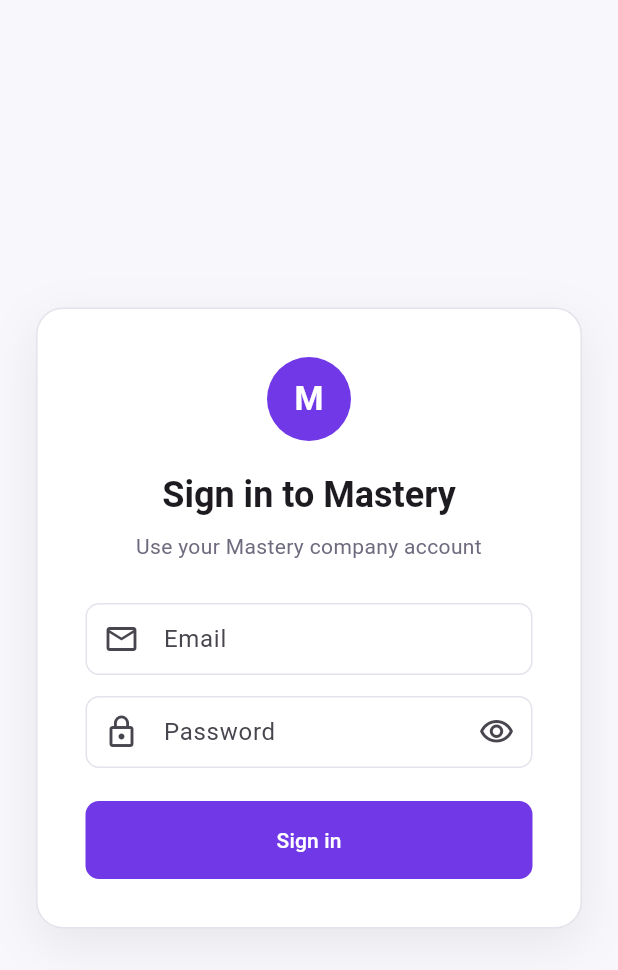
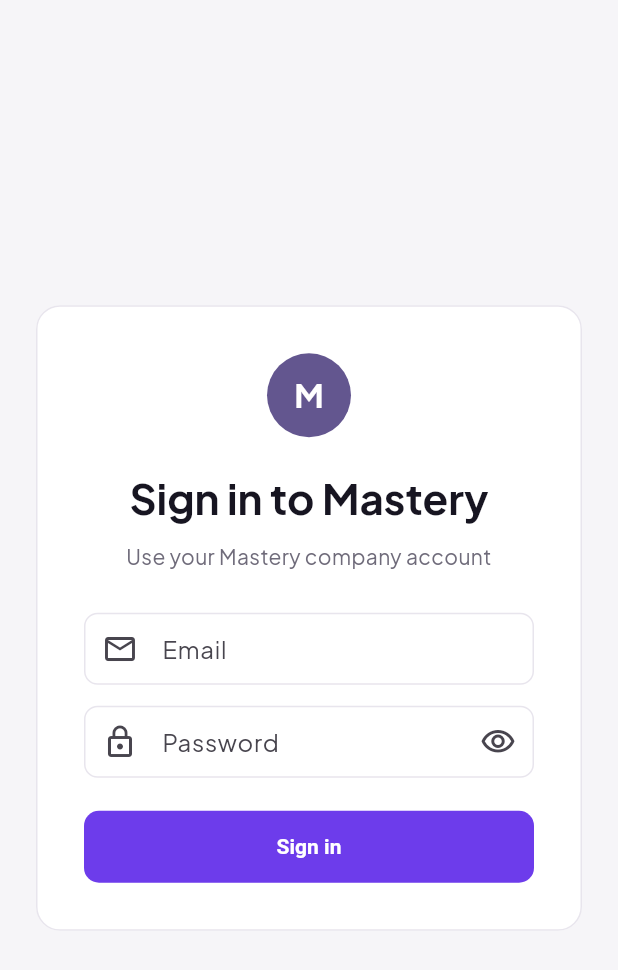
Before and after one commit to gracebalev/mastery-crm, a Flutter app: the screen it shows after launch, on a phone screen of 412 x 824 dp. Shown: the top 970 px of the screen. Run offline on Flutter 3.47's test engine with Material 3 defaults, Android fonts, the phone set to English and light mode, and no system bars; our stand-ins replace cloud_firestore, cloud_functions, firebase_auth, firebase_core, material_ui; missing offline and left inert: dart:html; accounts and stored records are empty; Roboto replaces fonts that are missing (Arial).

Commit message:
Align sign-in with Mastery design system

```diff
--- a/lib/app/theme/app_theme.dart
+++ b/lib/app/theme/app_theme.dart
@@ -1,10 +1,10 @@
 import 'package:material_ui/material_ui.dart';
 
-const brandPurple = Color(0xFF7138E8);
-const ink = Color(0xFF1D1A27);
-const mutedInk = Color(0xFF6F6A7D);
-const canvasColor = Color(0xFFF8F7FB);
-const borderColor = Color(0xFFE5E2EB);
+const brandPurple = Color(0xFF6D3CEB);
+const ink = Color(0xFF171521);
+const mutedInk = Color(0xFF6F6B7A);
+const canvasColor = Color(0xFFF6F5F8);
+const borderColor = Color(0xFFE8E5ED);
 
 ThemeData buildAppTheme() {
   final scheme = ColorScheme.fromSeed(
@@ -16,12 +16,19 @@ ThemeData buildAppTheme() {
     useMaterial3: true,
     colorScheme: scheme,
     scaffoldBackgroundColor: canvasColor,
-    fontFamily: 'Arial',
+    fontFamily: 'Plus Jakarta Sans',
     textTheme: const TextTheme(
       headlineMedium: TextStyle(
         color: ink,
-        fontSize: 30,
+        fontSize: 28,
         fontWeight: FontWeight.w700,
+        height: 41 / 28,
+      ),
+      headlineSmall: TextStyle(
+        color: ink,
+        fontSize: 28,
+        fontWeight: FontWeight.w700,
+        height: 41 / 28,
       ),
       titleLarge: TextStyle(
         color: ink,
@@ -30,6 +37,20 @@ ThemeData buildAppTheme() {
       ),
       bodyMedium: TextStyle(color: ink, fontSize: 14),
       bodySmall: TextStyle(color: mutedInk, fontSize: 12),
+      labelLarge: TextStyle(
+        color: Colors.white,
+        fontSize: 14,
+        fontWeight: FontWeight.w600,
+      ),
+    ),
+    cardTheme: CardThemeData(
+      color: Colors.white,
+      elevation: 0,
+      margin: EdgeInsets.zero,
+      shape: RoundedRectangleBorder(
+        borderRadius: BorderRadius.all(Radius.circular(16)),
+        side: BorderSide(color: borderColor),
+      ),
     ),
     inputDecorationTheme: InputDecorationTheme(
       filled: true,
@@ -54,7 +75,8 @@ ThemeData buildAppTheme() {
         foregroundColor: Colors.white,
         elevation: 0,
         padding: const EdgeInsets.symmetric(horizontal: 20, vertical: 16),
-        shape: RoundedRectangleBorder(borderRadius: BorderRadius.circular(9)),
+        shape: RoundedRectangleBorder(borderRadius: BorderRadius.circular(10)),
+        textStyle: const TextStyle(fontSize: 14, fontWeight: FontWeight.w600),
       ),
     ),
   );
--- a/lib/features/auth/presentation/login_page.dart
+++ b/lib/features/auth/presentation/login_page.dart
@@ -1,7 +1,5 @@
 import 'package:firebase_auth/firebase_auth.dart';
 import 'package:material_ui/material_ui.dart';
-
-import '../../../app/theme/app_theme.dart';
 
 class LoginPage extends StatefulWidget {
   const LoginPage({super.key});
@@ -30,29 +28,19 @@ class _LoginPageState extends State<LoginPage> {
     body: Center(
       child: SingleChildScrollView(
         padding: const EdgeInsets.all(24),
-        child: Container(
-          width: 420,
+        child: ConstrainedBox(
+          constraints: const BoxConstraints(maxWidth: 420),
+          child: Card(
+            child: Padding(
               padding: const EdgeInsets.all(32),
-          decoration: BoxDecoration(
-            color: Colors.white,
-            borderRadius: BorderRadius.circular(18),
-            border: Border.all(color: borderColor),
-            boxShadow: const [
-              BoxShadow(
-                color: Color(0x12000000),
-                blurRadius: 28,
-                offset: Offset(0, 10),
-              ),
-            ],
-          ),
               child: Form(
                 key: _formKey,
                 child: Column(
                   crossAxisAlignment: CrossAxisAlignment.stretch,
                   children: [
-                const CircleAvatar(
+                    CircleAvatar(
                       radius: 28,
-                  backgroundColor: brandPurple,
+                      backgroundColor: Theme.of(context).colorScheme.primary,
                       child: Text(
                         'M',
                         style: TextStyle(
@@ -66,14 +54,15 @@ class _LoginPageState extends State<LoginPage> {
                     Text(
                       'Sign in to Mastery',
                       textAlign: TextAlign.center,
-                  style: Theme.of(context).textTheme.headlineSmall
-                      ?.copyWith(fontWeight: FontWeight.w700),
+                      style: Theme.of(context).textTheme.headlineSmall,
                     ),
                     const SizedBox(height: 8),
-                const Text(
+                    Text(
                       'Use your Mastery company account',
                       textAlign: TextAlign.center,
-                  style: TextStyle(color: mutedInk),
+                      style: Theme.of(context).textTheme.bodyMedium?.copyWith(
+                        color: Theme.of(context).textTheme.bodySmall?.color,
+                      ),
                     ),
                     const SizedBox(height: 28),
                     TextFormField(
@@ -84,7 +73,8 @@ class _LoginPageState extends State<LoginPage> {
                         labelText: 'Email',
                         prefixIcon: Icon(Icons.mail_outline),
                       ),
-                  validator: (value) => value == null || value.trim().isEmpty
+                      validator: (value) =>
+                          value == null || value.trim().isEmpty
                           ? 'Enter your email.'
                           : null,
                     ),
@@ -132,6 +122,8 @@ class _LoginPageState extends State<LoginPage> {
             ),
           ),
         ),
+      ),
+    ),
   );
 
   Future<void> _submit() async {
--- a/pubspec.yaml
+++ b/pubspec.yaml
@@ -62,6 +62,11 @@ flutter:
   # the material Icons class.
   uses-material-design: true
 
+  fonts:
+    - family: Plus Jakarta Sans
+      fonts:
+        - asset: assets/fonts/PlusJakartaSans.ttf
+
   # To add assets to your application, add an assets section, like this:
   # assets:
   #   - images/a_dot_burr.jpeg
```
Also changed, not shown: assets/fonts/PlusJakartaSans.ttf (added). Lines whose indentation alone changed are shown as unchanged.
